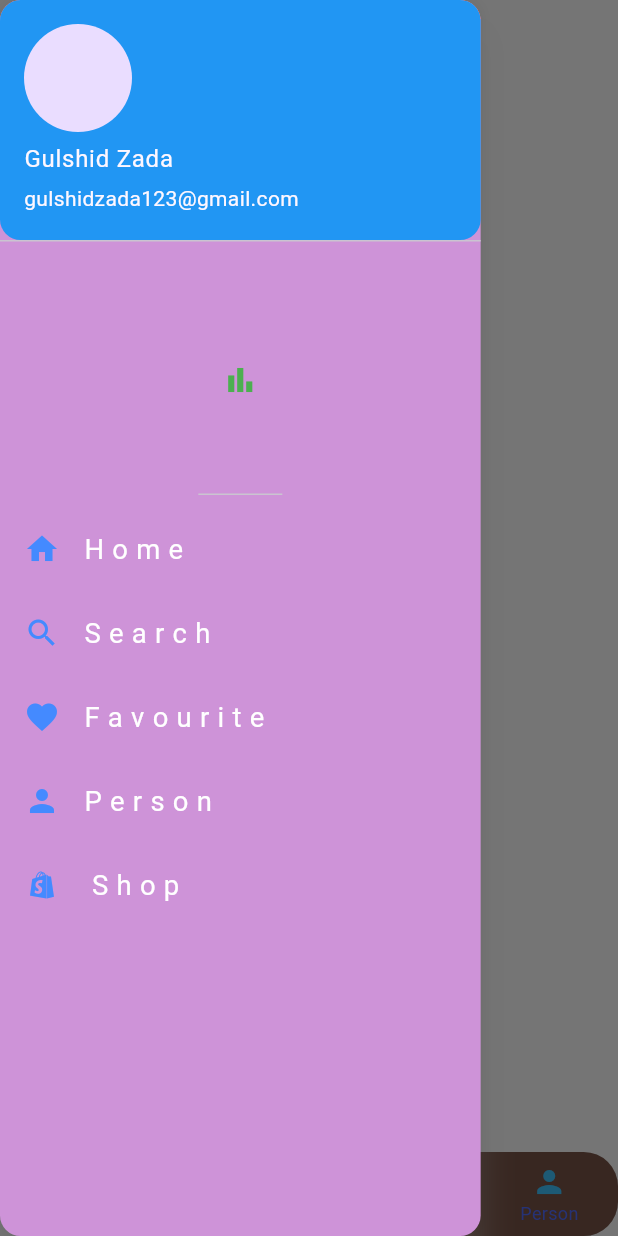
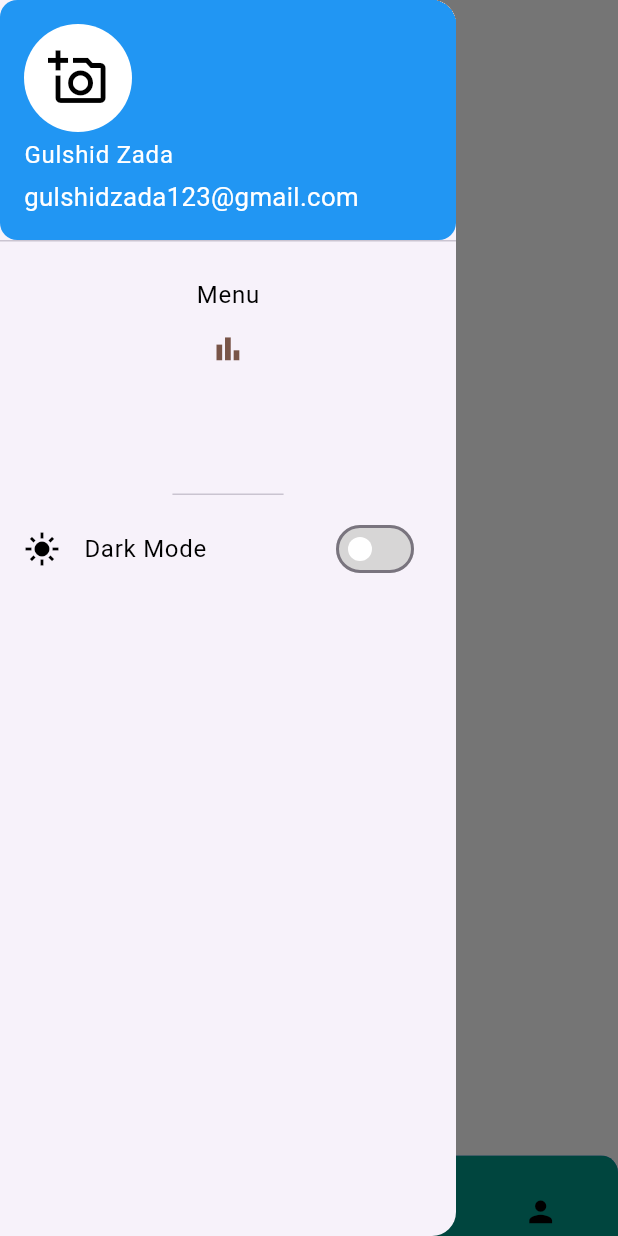
Before and after one commit to Gulshid/E_Commerce-App, a Flutter app: the screen it shows after launch, with the side drawer open, on a phone screen of 412 x 824 dp. Run offline on Flutter 3.47's test engine with Material 3 defaults, Android fonts, the phone set to English and light mode, and no system bars; drawn by our look-alikes of curved_navigation_bar; our stand-ins replace flutter_screenutil, flutter_spinkit, google_fonts, image_picker; Roboto replaces fonts that are missing (Agbalumo).

Commit message:
completed bottom bar, drawar,

```diff
--- a/e_commerce_app/lib/main.dart
+++ b/e_commerce_app/lib/main.dart
@@ -28,18 +28,25 @@ class MyApp extends StatelessWidget {
 
           child: Builder(
             builder: (BuildContext context) {
+              final pro = Provider.of<EProvider>(context);
               return MaterialApp(
                 debugShowCheckedModeBanner: false,
                 title: 'ECommerce App',
-                theme: ThemeData(
-                  applyElevationOverlayColor: true,
-                  brightness: Brightness.light,
-                  appBarTheme: AppBarTheme(color: Colors.white),
-                  primarySwatch: Colors.blue,
-                  textTheme: Typography.englishLike2018.apply(
-                    fontSizeFactor: 1.sp,
-                  ),
-                ),
+                themeMode:pro.themeMode,
+                // theme: ThemeData(
+                //   applyElevationOverlayColor: true,
+                //   brightness: Brightness.light,
+                //   appBarTheme: AppBarTheme(color: Colors.white),
+                //   primarySwatch: Colors.blue,
+                //   textTheme: Typography.englishLike2018.apply(
+                //     fontSizeFactor: 1.sp,
+
+                //   ),
+
+                // ),
+
+                theme: pro.lightTheme,
+                darkTheme: pro.darkTheme,
                 // home: ToggleSwitch(),
                 initialRoute: RoutesName.home,
                 onGenerateRoute: Routes.generateRoute,
--- /dev/null
+++ b/e_commerce_app/lib/view_/Drawer_menu.dart
@@ -0,0 +1,84 @@
+import 'package:e_commerce_app/view_Model/E_Provider.dart';
+import 'package:flutter/material.dart';
+import 'package:flutter_screenutil/flutter_screenutil.dart';
+import 'package:google_fonts/google_fonts.dart';
+import 'package:provider/provider.dart';
+
+class DrawerMenu extends StatelessWidget {
+  const DrawerMenu({super.key});
+
+  @override
+  Widget build(BuildContext context) {
+    final pro = Provider.of<EProvider>(context);
+    return Drawer(
+        child: Column(
+          children: [
+            UserAccountsDrawerHeader(
+              currentAccountPicture: GestureDetector(
+                onTap: () {
+                  pro.get_image();
+                },
+
+                child: CircleAvatar(
+                  radius: 50.r,
+                  backgroundColor: Colors.white,
+                  backgroundImage:
+                      pro.image != null ? FileImage(pro.image!) : null,
+
+                  child:
+                      pro.image == null
+                          ? Icon(
+                            Icons.add_a_photo_outlined,
+                            color: Colors.black,
+                            size: 35.sp,
+                          )
+                          : null,
+                ),
+              ),
+              arrowColor: Colors.black,
+              decoration: BoxDecoration(
+                color: Colors.blue,
+                borderRadius: BorderRadius.circular(10.r),
+              ),
+              accountName: Text(
+                'Gulshid Zada',
+                style: GoogleFonts.agbalumo(color: Colors.white),
+              ),
+              accountEmail: Text(
+                'gulshidzada123@gmail.com',
+                style: GoogleFonts.agbalumo(
+                  color: Colors.white,
+                  fontSize: 15.sp,
+                ),
+              ),
+            ),
+
+            DrawerHeader(
+              child: Column(
+                children: [
+                  Text('Menu', style: TextStyle(color:pro.isDarkMode? Colors.white: Colors.black)),
+                  SizedBox(height: 10.h),
+                  Icon(Icons.bar_chart_sharp, size: 20.sp, color:pro.isDarkMode? Colors.white: Colors.brown),
+                ],
+              ),
+            ),
+
+            ListTile(
+              leading: Icon(Icons.light_mode_sharp, color: Colors.black),
+              title: Text('Dark Mode', style: TextStyle(color: Colors.black)),
+              trailing: Switch(
+                activeColor: Colors.white,
+                inactiveTrackColor: const Color.fromARGB(255, 215, 214, 214),
+                inactiveThumbColor: Colors.white,
+                activeTrackColor: Colors.green,
+                value: pro.isDarkMode,
+                onChanged: (bool v) {
+                  pro.toggleTheme();
+                },
+              ),
+            ),
+          ],
+        ));
+
+  }
+}
--- /dev/null
+++ b/e_commerce_app/lib/view_/bottom_bar.dart
@@ -0,0 +1,39 @@
+import 'package:curved_navigation_bar/curved_navigation_bar.dart';
+import 'package:e_commerce_app/view_Model/E_Provider.dart';
+import 'package:flutter/material.dart';
+import 'package:flutter_screenutil/flutter_screenutil.dart';
+import 'package:provider/provider.dart';
+
+class BottomBar extends StatelessWidget {
+  const BottomBar({super.key});
+
+  @override
+  Widget build(BuildContext context) {
+    final pro = Provider.of<EProvider>(context);
+    return Scaffold(
+      bottomNavigationBar: ClipRRect(
+        borderRadius: BorderRadius.only(
+          topLeft: Radius.circular(10.r),
+          topRight: Radius.circular(10.r),
+        ),
+        child: CurvedNavigationBar(
+          color: Colors.teal,
+          buttonBackgroundColor: Colors.blueAccent,
+          backgroundColor: Colors.blueAccent,
+          animationDuration: Duration(milliseconds: 200),
+          height: 45.h,
+          animationCurve: Curves.decelerate,
+          onTap: (index) {
+            pro.Change_Selected(index);
+          },
+          items: [
+            Icon(Icons.home, color: Colors.black, size: 20.sp),
+            Icon(Icons.search, color: Colors.black, size: 20.sp),
+            Icon(Icons.favorite, color: Colors.black, size: 20.sp),
+            Icon(Icons.person, color: Colors.black, size: 20.sp),
+          ],
+        ),
+      ),
+    );
+  }
+}
--- a/e_commerce_app/lib/view_/home_view.dart
+++ b/e_commerce_app/lib/view_/home_view.dart
@@ -1,7 +1,11 @@
-import 'package:e_commerce_app/Utils_/Routes/Routes_name.dart';
+import 'package:e_commerce_app/view_/Drawer_menu.dart';
+import 'package:e_commerce_app/view_/bottom_bar.dart';
+import 'package:e_commerce_app/view_/p1.dart';
+import 'package:e_commerce_app/view_/p2.dart';
+import 'package:e_commerce_app/view_/p3.dart';
+import 'package:e_commerce_app/view_/p4.dart';
 import 'package:e_commerce_app/view_Model/E_Provider.dart';
 import 'package:flutter/material.dart';
-import 'package:flutter_screenutil/flutter_screenutil.dart';
 import 'package:provider/provider.dart';
 
 class HomeView extends StatefulWidget {
@@ -13,182 +17,24 @@ class HomeView extends StatefulWidget {
 
 class _HomeViewState extends State<HomeView> {
   List _pages = [
-    HomePage(),
-    SearchPage(),
-    CartPage(),
-    ProfilePage(),
+    p1(),
+    p2(),
+    p3(),
+    p4(),
   ];
   @override
   Widget build(BuildContext context) {
     final pro = Provider.of<EProvider>(context);
     return Scaffold(
-      backgroundColor: Colors.white,
+      backgroundColor: pro.isDarkMode ? Colors.black : Colors.white,
       appBar: AppBar(),
-      drawer: Drawer(
-        backgroundColor: Colors.purple[200],
-        shadowColor: Colors.grey,
-        elevation: 10.0,
-        width: 280.w,
-        clipBehavior: Clip.hardEdge,
-        shape: RoundedRectangleBorder(
-          borderRadius: BorderRadius.circular(12.r),
-        ),
-        child: Column(
-          children: [
-            // DrawerButton(
+      drawer: DrawerMenu(),
+      bottomNavigationBar: BottomBar(),
 
-            //   color: Colors.white,
-            //   onPressed: (){
-            //     Navigator.pop(context);
-            //   },
-            // ),
-            UserAccountsDrawerHeader(
-              decoration: BoxDecoration(
-                color: Colors.blue,
-                borderRadius: BorderRadius.circular(12.r),
-              ),
+      body:_pages[pro.selected]
 
-              currentAccountPicture: GestureDetector(
-                onTap: () {
-                  pro.get_image();
-                },
-                child: CircleAvatar(
-                  backgroundImage:
-                      pro.image != null ? FileImage(pro.image!) : null,
-                  child:
-                      // ignore: unnecessary_null_comparison
-                      pro.selected == null
-                          ? Icon(
-                            Icons.add_a_photo_sharp,
-                            color: Colors.blue,
-                            size: 30.sp,
-                          )
-                          : null,
-                ),
-              ),
-              accountName: Text('Gulshid Zada'),
-              accountEmail: Text('gulshidzada123@gmail.com'),
-            ),
-            DrawerHeader(child: Icon(Icons.bar_chart, color: Colors.green)),
 
-            ListTile(
-              // trailing: Icon(Icons.home, color: Colors.blueAccent,),
-              title: Text('H o m e', style: TextStyle(color: Colors.white)),
-              leading: Icon(Icons.home, color: Colors.blueAccent),
-              onTap: () {
-                Navigator.pushReplacementNamed(context, RoutesName.page2);
-              },
-            ),
 
-            ListTile(
-              // trailing: Icon(Icons.home, color: Colors.blueAccent,),
-              title: Text('S e a r c h', style: TextStyle(color: Colors.white)),
-              leading: Icon(Icons.search, color: Colors.blueAccent),
-              onTap: () {
-                Navigator.pushReplacementNamed(context, RoutesName.page2);
-              },
-            ),
-
-            ListTile(
-              // trailing: Icon(Icons.home, color: Colors.blueAccent,),
-              title: Text(
-                'F a v o u r i t e',
-                style: TextStyle(color: Colors.white),
-              ),
-              leading: Icon(Icons.favorite, color: Colors.blueAccent),
-              onTap: () {
-                Navigator.pushReplacementNamed(context, RoutesName.page2);
-              },
-            ),
-
-            ListTile(
-              // trailing: Icon(Icons.home, color: Colors.blueAccent,),
-              title: Text('P e r s o n', style: TextStyle(color: Colors.white)),
-              leading: Icon(Icons.person, color: Colors.blueAccent),
-              onTap: () {
-                Navigator.pushReplacementNamed(context, RoutesName.page2);
-              },
-            ),
-
-            ListTile(
-              // trailing: Icon(Icons.home, color: Colors.blueAccent,),
-              title: Text(' S h o p', style: TextStyle(color: Colors.white)),
-              leading: Icon(Icons.shopify_outlined, color: Colors.blueAccent),
-              onTap: () {
-                Navigator.pushReplacementNamed(context, RoutesName.page2);
-              },
-            ),
-          ],
-        ),
-      ),
-      body: _pages[pro.selected],
-      bottomNavigationBar: ClipRRect(
-        borderRadius: BorderRadius.circular(20.r),
-        child: BottomNavigationBar(
-          type: BottomNavigationBarType.shifting,
-          currentIndex: pro.selected,
-          onTap: (index) {
-            pro.Change_Selected(index);
-          },
-          selectedItemColor: Colors.blueGrey,
-          unselectedItemColor: Colors.indigoAccent,
-          showSelectedLabels: true,
-          showUnselectedLabels: true,
-          elevation: 10.0,
-          // backgroundColor: Colors.greenAccent,
-          items: [
-            BottomNavigationBarItem(
-              backgroundColor: Colors.brown,
-              icon: Icon(Icons.home, color: Colors.blue),
-              label: 'Home',
-            ),
-            BottomNavigationBarItem(
-              backgroundColor: Colors.lightGreen,
-              icon: Icon(Icons.search, color: Colors.amber),
-              label: 'Search',
-            ),
-            BottomNavigationBarItem(
-              backgroundColor: Colors.deepPurpleAccent,
-              icon: Icon(Icons.favorite_rounded, color: Colors.indigo),
-              label: 'Fav',
-            ),
-            BottomNavigationBarItem(
-              icon: Icon(Icons.person, color: Colors.lightBlueAccent),
-              label: 'Person',
-            ),
-          ],
-        ),
-      ),
     );
   }
 }
-
-class HomePage extends StatelessWidget {
-  @override
-  Widget build(BuildContext context) {
-    return Center(child: Text("Home Screen", style: TextStyle(fontSize: 24, color: Colors.red)));
-  }
-}
-
-class SearchPage extends StatelessWidget {
-  @override
-  Widget build(BuildContext context) {
-    return Center(child: Text("Search Screen", style: TextStyle(fontSize: 24, color: Colors.blueAccent)));
-  }
-}
-
-class CartPage extends StatelessWidget {
-  @override
-  Widget build(BuildContext context) {
-    return Center(child: Text("Cart Screen", style: TextStyle(fontSize: 24, color: Colors.black)));
-  }
-}
-
-class ProfilePage extends StatelessWidget {
-  @override
-  Widget build(BuildContext context) {
-    return Center(
-      child: Text("Profile Screen", style: TextStyle(fontSize: 24, color: Colors.amber)),
-    );
-  }
-}
--- /dev/null
+++ b/e_commerce_app/lib/view_/p1.dart
@@ -0,0 +1,11 @@
+import 'package:flutter/material.dart';
+import 'package:flutter_screenutil/flutter_screenutil.dart';
+
+class p1 extends StatelessWidget {
+  const p1({super.key});
+
+  @override
+  Widget build(BuildContext context) {
+    return Center(child: Text('hello', style: TextStyle(color: Colors.red, fontSize: 30.sp),));
+  }
+}
--- /dev/null
+++ b/e_commerce_app/lib/view_/p2.dart
@@ -0,0 +1,11 @@
+import 'package:flutter/material.dart';
+import 'package:flutter_screenutil/flutter_screenutil.dart';
+
+class p2 extends StatelessWidget {
+  const p2({super.key});
+
+  @override
+  Widget build(BuildContext context) {
+    return Center(child: Text('helloeo[o', style: TextStyle(color: Colors.green, fontSize: 30.sp),));
+  }
+}
--- /dev/null
+++ b/e_commerce_app/lib/view_/p3.dart
@@ -0,0 +1,11 @@
+import 'package:flutter/material.dart';
+import 'package:flutter_screenutil/flutter_screenutil.dart';
+
+class p3 extends StatelessWidget {
+  const p3({super.key});
+
+  @override
+  Widget build(BuildContext context) {
+    return Center(child: Text('hellkjlodjo', style: TextStyle(color: Colors.limeAccent, fontSize: 30.sp),));
+  }
+}
--- /dev/null
+++ b/e_commerce_app/lib/view_/p4.dart
@@ -0,0 +1,11 @@
+import 'package:flutter/material.dart';
+import 'package:flutter_screenutil/flutter_screenutil.dart';
+
+class p4 extends StatelessWidget {
+  const p4({super.key});
+
+  @override
+  Widget build(BuildContext context) {
+    return Center(child: Text('hellodsdk', style: TextStyle(color: Colors.purpleAccent, fontSize: 30.sp),));
+  }
+}
--- a/e_commerce_app/lib/view_Model/E_Provider.dart
+++ b/e_commerce_app/lib/view_Model/E_Provider.dart
@@ -1,6 +1,9 @@
+// ignore_for_file: dead_code
+
 import 'dart:io';
 
 import 'package:e_commerce_app/Utils_/Routes/Routes_name.dart';
+import 'package:flutter/material.dart';
 import 'package:flutter/widgets.dart';
 import 'package:image_picker/image_picker.dart';
 import 'package:url_launcher/url_launcher.dart';
@@ -110,4 +113,42 @@ class EProvider with ChangeNotifier {
       notifyListeners();
     }
   }
+
+  //dark and light mode toggle Switch
+  bool _isDarkMode = false;
+
+  bool get isDarkMode => _isDarkMode;
+
+  ThemeMode get themeMode => _isDarkMode ? ThemeMode.dark : ThemeMode.light;
+
+  void toggleTheme() {
+    _isDarkMode = !_isDarkMode;
+    notifyListeners();
+  }
+
+  ThemeData get lightTheme {
+    return ThemeData(
+      brightness: Brightness.light,
+      scaffoldBackgroundColor: Colors.white,
+      appBarTheme: AppBarTheme(
+        backgroundColor: Colors.blue,
+        foregroundColor: Colors.white,
+      ),
+      textTheme: TextTheme(bodyLarge: TextStyle(color: Colors.black)),
+      iconTheme: IconThemeData(color: Colors.black),
+    );
+  }
+
+  ThemeData get darkTheme {
+    return ThemeData(
+      brightness: Brightness.dark,
+      scaffoldBackgroundColor: Colors.black,
+      appBarTheme: AppBarTheme(
+        backgroundColor: Colors.grey[900],
+        foregroundColor: Colors.white,
+      ),
+      textTheme: TextTheme(bodyLarge: TextStyle(color: Colors.white)),
+      iconTheme: IconThemeData(color: Colors.white),
+    );
+  }
 }
--- a/e_commerce_app/pubspec.yaml
+++ b/e_commerce_app/pubspec.yaml
@@ -52,6 +52,8 @@ dependencies:
   animated_toggle_switch: ^0.8.4
   #Image Picker
   image_picker: ^1.0.7
+  #curved navigation bar
+  curved_navigation_bar: ^1.0.6
 
 
 dev_dependencies:
```
Also changed, not shown: e_commerce_app/lib/Services_/hive_services.dart (added), e_commerce_app/pubspec.lock.
